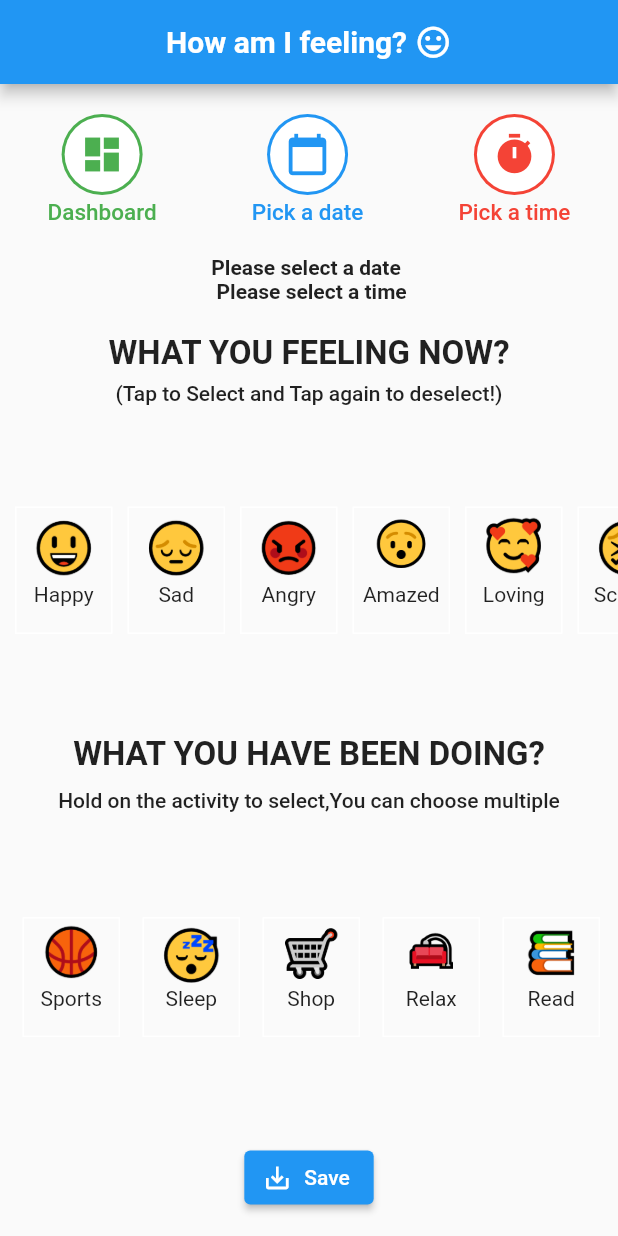
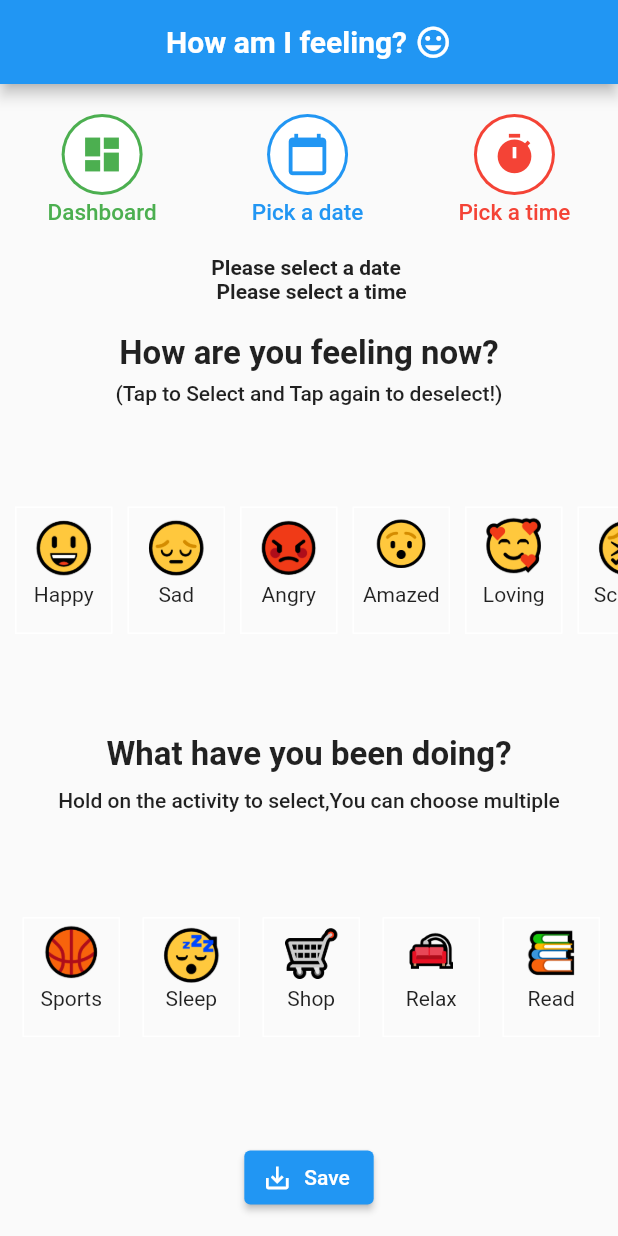
Before and after one commit to shwetapande10/mymentalhealth, a Flutter app: the screen it shows after launch, on a phone screen of 412 x 824 dp. Run offline on Flutter 3.47's test engine with Material 2 defaults, Android fonts, the phone set to English and light mode, and no system bars; our stand-ins replace charts_flutter, pie_chart, sqflite; accounts and stored records are empty.

Commit message:
chore: refactor code

```diff
--- a/lib/helpers/mood_data.dart
+++ b/lib/helpers/mood_data.dart
@@ -1,25 +1,11 @@
-import 'dart:ui';
-
-import 'package:flutter/material.dart';
 import 'package:mymentalhealth/models/activity.dart';
 import 'package:mymentalhealth/models/mood.dart';
 
 class MoodData {
   late String date;
   late String mood;
-  late final Color barColor;
 
-  static late final Map<String, Color> _barColorMap = {
-    moods[0].name: Colors.green,
-    moods[1].name: Colors.blue,
-    moods[2].name: Colors.red,
-    moods[3].name: Colors.black,
-    moods[4].name: Colors.pink,
-    moods[5].name: Colors.white
-  };
-  MoodData(this.mood, this.date) {
-    barColor = _barColorMap[mood] ?? Colors.grey;
-  }
+  MoodData(this.mood, this.date);
 }
 
 List<Mood> moods = [
--- a/lib/models/activity.dart
+++ b/lib/models/activity.dart
@@ -1,7 +1,6 @@
-class Activity{
-
+class Activity {
   String image;
   String name;
-  bool selected;
-  Activity(this.image,this.name,this.selected);
+  bool isSelected;
+  Activity(this.image, this.name, this.isSelected);
 }
--- a/lib/models/moodcard_provider.dart
+++ b/lib/models/moodcard_provider.dart
@@ -4,16 +4,9 @@ import 'package:mymentalhealth/helpers/mood_data.dart';
 import 'package:mymentalhealth/models/activity.dart';
 
 class MoodCardProvider extends ChangeNotifier {
-  late String datetime;
-  late String mood;
   List<String> activityNameList = [];
   List<String> activityImageList = [];
-  late String image;
-  late String activityImage;
-  late String activityName;
-  List items = [];
   List<MoodData> data = [];
-  late String date;
   bool isLoading = false;
   List<String> activityNames = [];
 
@@ -24,13 +17,13 @@ class MoodCardProvider extends ChangeNotifier {
   }
 
   Future<void> addPlace(String datetime, String mood, String image,
-      String actImage, String actName, String date) async {
+      String activityImage, String activityName, String date) async {
     DBHelper.insert('user_moods', {
       'datetime': datetime,
       'mood': mood,
       'image': image,
-      'activityImage': actImage,
-      'activityName': actName,
+      'activityImage': activityImage,
+      'activityName': activityName,
       'date': date
     });
     notifyListeners();
--- a/lib/screens/start.dart
+++ b/lib/screens/start.dart
@@ -94,17 +94,19 @@ class _StartPageState extends State<StartPage> {
                   child: ActivityIcon(
                       activities[index].image,
                       activities[index].name,
-                      activities[index].selected ? Colors.black : Colors.white),
+                      activities[index].isSelected
+                          ? Colors.black
+                          : Colors.white),
                   onLongPress: () => {
-                        if (activities[index].selected)
+                        if (activities[index].isSelected)
                           {
                             setState(() {
-                              activities[index].selected = false;
+                              activities[index].isSelected = false;
                             })
                           }
                         else
                           setState(() {
-                            activities[index].selected = true;
+                            activities[index].isSelected = true;
                             Provider.of<MoodCardProvider>(context,
                                     listen: false)
                                 .add(activities[index]);
@@ -118,7 +120,7 @@ class _StartPageState extends State<StartPage> {
   Column _activityTitle() {
     return Column(
       children: const [
-        Text('WHAT YOU HAVE BEEN DOING?',
+        Text('What have you been doing?',
             style: TextStyle(fontSize: 22, fontWeight: FontWeight.bold)),
         SizedBox(height: 10),
         Text('Hold on the activity to select,You can choose multiple',
@@ -133,7 +135,8 @@ class _StartPageState extends State<StartPage> {
           scrollDirection: Axis.horizontal,
           itemCount: moods.length,
           itemBuilder: (context, index) {
-            return Row(
+            return Expanded(
+              child: Row(
                 children: <Widget>[
                   const SizedBox(width: 10),
                   GestureDetector(
@@ -154,6 +157,7 @@ class _StartPageState extends State<StartPage> {
                               })
                           }),
                 ],
+              ),
             );
           }),
     );
@@ -176,7 +180,7 @@ class _StartPageState extends State<StartPage> {
   Column _howAreYouFeelingTitle() {
     return Column(
       children: const [
-        Text('WHAT YOU FEELING NOW?',
+        Text('How are you feeling now?',
             style: TextStyle(fontSize: 22, fontWeight: FontWeight.bold)),
         SizedBox(height: 6),
         Text('(Tap to Select and Tap again to deselect!)',
```
Also changed, not shown: lib/helpers/db_helper.dart (+4 -4 lines), lib/screens/mood_activity.dart (+5 -5 lines), lib/widgets/mooddaycard.dart (deleted, +0 -21 lines). Lines whose indentation alone changed are shown as unchanged.
